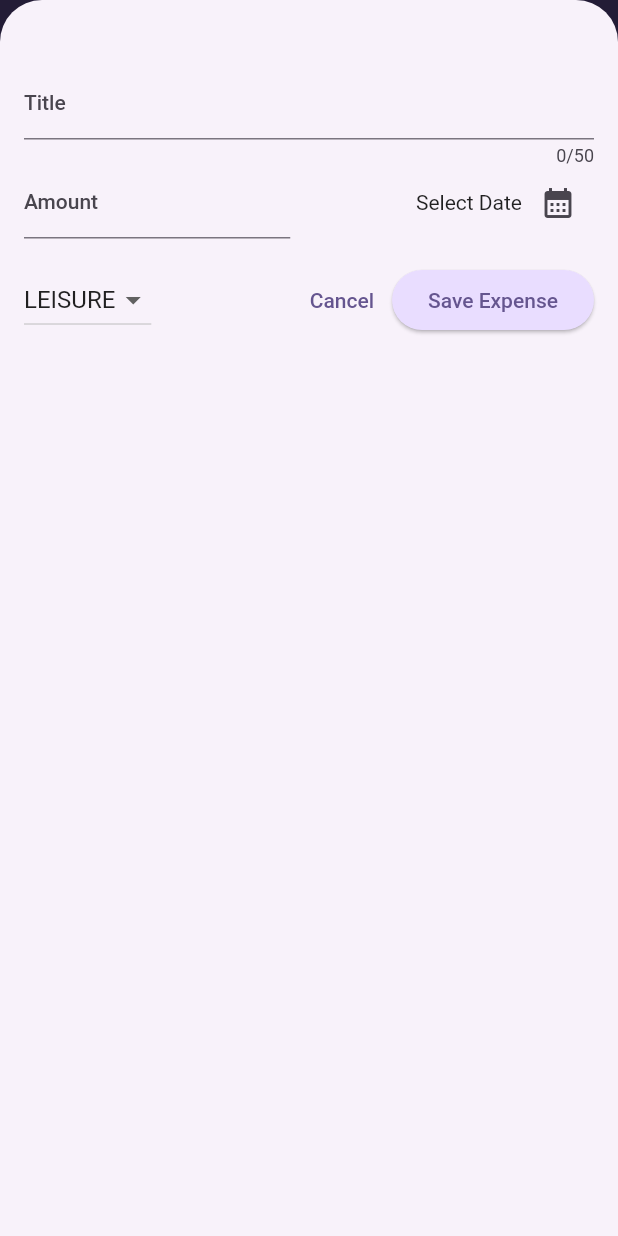
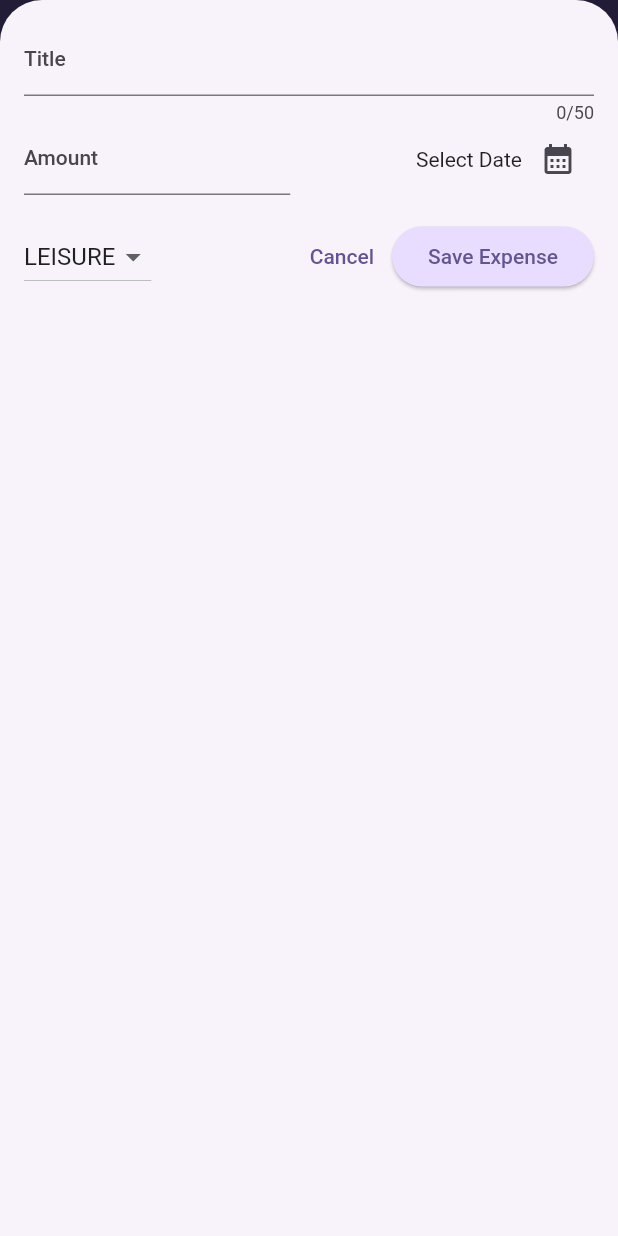
Before and after one commit to Zeeman-C-Deka/Expense_Tracker_Flutter, a Flutter app: the screen it shows after launch, after a tap on the "add" icon, on a phone screen of 412 x 824 dp. Run offline on Flutter 3.47's test engine with Material 2 defaults, Android fonts, the phone set to English and light mode, and no system bars.

Commit message:
Updated UI management

```diff
--- a/lib/main.dart
+++ b/lib/main.dart
@@ -1,5 +1,6 @@
 import 'package:expense_tracker/widgets/expenses.dart';
 import 'package:flutter/material.dart';
+import 'package:flutter/services.dart';
 
 var kColorScheme = ColorScheme.fromSeed(
   seedColor: const Color.fromARGB(255, 96, 59, 181),
@@ -11,6 +12,10 @@
 );
 
 void main() {
+  // WidgetsFlutterBinding.ensureInitialized();
+  // SystemChrome.setPreferredOrientations([
+  //   DeviceOrientation.portraitUp,
+  // ]).then((fn) {
   runApp(
     MaterialApp(
       darkTheme: ThemeData().copyWith(
@@ -66,4 +71,5 @@
       home: const Expenses(),
     ),
   );
+  // });
 }
--- a/lib/widgets/expenses.dart
+++ b/lib/widgets/expenses.dart
@@ -33,6 +33,7 @@
 
   void _openAddExpenseOverlay() {
     showModalBottomSheet(
+      useSafeArea: true,
       isScrollControlled: true,
       context: context,
       builder: (ctx) => NewExpense(
@@ -71,6 +72,8 @@
 
   @override
   Widget build(BuildContext context) {
+    final width = MediaQuery.of(context).size.width;
+
     Widget mainContent = const Center(
       child: Text('No expenses found. Start adding some!'),
     );
@@ -92,9 +95,20 @@
           )
         ],
       ),
-      body: Column(
+      body: width < 600
+          ? Column(
               children: [
                 Chart(expenses: _registeredExpenses),
+                Expanded(
+                  child: mainContent,
+                ),
+              ],
+            )
+          : Row(
+              children: [
+                Expanded(
+                  child: Chart(expenses: _registeredExpenses),
+                ),
                 Expanded(
                   child: mainContent,
                 ),
--- a/lib/widgets/new_expense.dart
+++ b/lib/widgets/new_expense.dart
@@ -83,10 +83,67 @@
 
   @override
   Widget build(BuildContext context) {
-    return Padding(
-      padding: const EdgeInsets.fromLTRB(16, 45, 16, 16),
+    final keyboardSpace = MediaQuery.of(context).viewInsets.bottom;
+    return LayoutBuilder(builder: (ctx, constraints) {
+      final width = constraints.maxWidth;
+
+      return SizedBox(
+        height: double.infinity,
+        child: SingleChildScrollView(
+          child: Padding(
+            padding: EdgeInsets.fromLTRB(16, 16, 16, keyboardSpace + 16),
             child: Column(
               children: [
+                if (width >= 600)
+                  Row(
+                    crossAxisAlignment: CrossAxisAlignment.start,
+                    children: [
+                      Expanded(
+                        child: TextField(
+                          controller: _titleController,
+                          maxLength: 50,
+                          decoration: const InputDecoration(
+                            label: Text('Title'),
+                          ),
+                        ),
+                      ),
+                      const SizedBox(
+                        width: 25,
+                      ),
+                      Expanded(
+                        child: Row(
+                            mainAxisAlignment: MainAxisAlignment.end,
+                            crossAxisAlignment: CrossAxisAlignment.center,
+                            children: [
+                              DropdownButton(
+                                value: _selectedCategory,
+                                items: Category.values
+                                    .map(
+                                      (category) => DropdownMenuItem(
+                                        value: category,
+                                        child: Text(
+                                          category.name.toUpperCase(),
+                                        ),
+                                      ),
+                                    )
+                                    .toList(),
+                                onChanged: (value) {
+                                  if (value == null) {
+                                    return;
+                                  }
+                                  setState(() {
+                                    _selectedCategory = value;
+                                  });
+                                },
+                              ),
+                              const SizedBox(
+                                width: 15,
+                              ),
+                            ]),
+                      ),
+                    ],
+                  )
+                else
                   TextField(
                     controller: _titleController,
                     maxLength: 50,
@@ -135,6 +192,7 @@
                 ),
                 Row(
                   children: [
+                    if (width < 600)
                       DropdownButton(
                           value: _selectedCategory,
                           items: Category.values
@@ -170,6 +228,9 @@
                 )
               ],
             ),
+          ),
+        ),
       );
+    });
   }
 }
```
Lines whose indentation alone changed are shown as unchanged.
